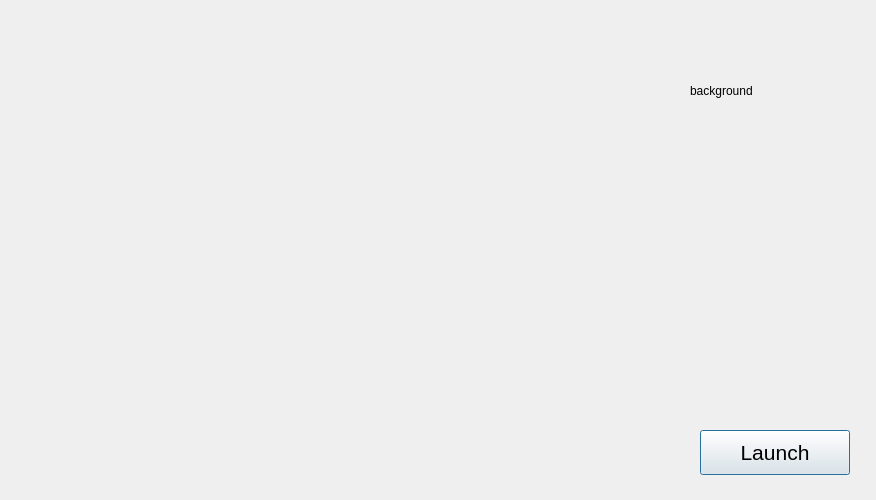
Old version of the form mainwindow.ui in the repository aleksei-72/QtLauncher.
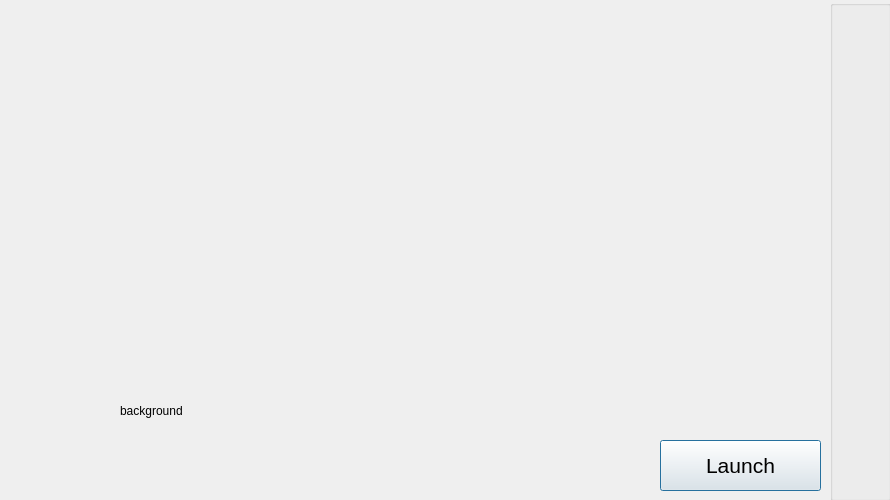
New version of the form.

Commit message: social networks

What changed in the file:
```diff
--- a/mainwindow.ui
+++ b/mainwindow.ui
@@ -6,7 +6,7 @@
    <rect>
     <x>0</x>
     <y>0</y>
-    <width>876</width>
+    <width>890</width>
     <height>500</height>
    </rect>
   </property>
@@ -29,8 +29,8 @@
    <widget class="QLabel" name="backGroundLabel">
     <property name="geometry">
      <rect>
-      <x>690</x>
-      <y>50</y>
+      <x>120</x>
+      <y>370</y>
       <width>111</width>
       <height>81</height>
      </rect>
@@ -45,10 +45,10 @@
     </property>
     <property name="geometry">
      <rect>
-      <x>700</x>
-      <y>430</y>
-      <width>150</width>
-      <height>45</height>
+      <x>660</x>
+      <y>440</y>
+      <width>161</width>
+      <height>51</height>
      </rect>
     </property>
     <property name="sizePolicy">
@@ -82,8 +82,40 @@
      <bool>true</bool>
     </property>
    </widget>
-   <zorder>launchButton</zorder>
-   <zorder>backGroundLabel</zorder>
+   <widget class="QGroupBox" name="socialBox">
+    <property name="geometry">
+     <rect>
+      <x>830</x>
+      <y>0</y>
+      <width>61</width>
+      <height>501</height>
+     </rect>
+    </property>
+    <property name="styleSheet">
+     <string notr="true"/>
+    </property>
+    <property name="title">
+     <string/>
+    </property>
+    <widget class="QWidget" name="verticalLayoutWidget">
+     <property name="geometry">
+      <rect>
+       <x>10</x>
+       <y>20</y>
+       <width>41</width>
+       <height>461</height>
+      </rect>
+     </property>
+     <layout class="QVBoxLayout" name="socialNetworkLayout">
+      <property name="spacing">
+       <number>10</number>
+      </property>
+      <property name="sizeConstraint">
+       <enum>QLayout::SetFixedSize</enum>
+      </property>
+     </layout>
+    </widget>
+   </widget>
   </widget>
  </widget>
  <resources/>
```
The commit also changes 5 other files.
